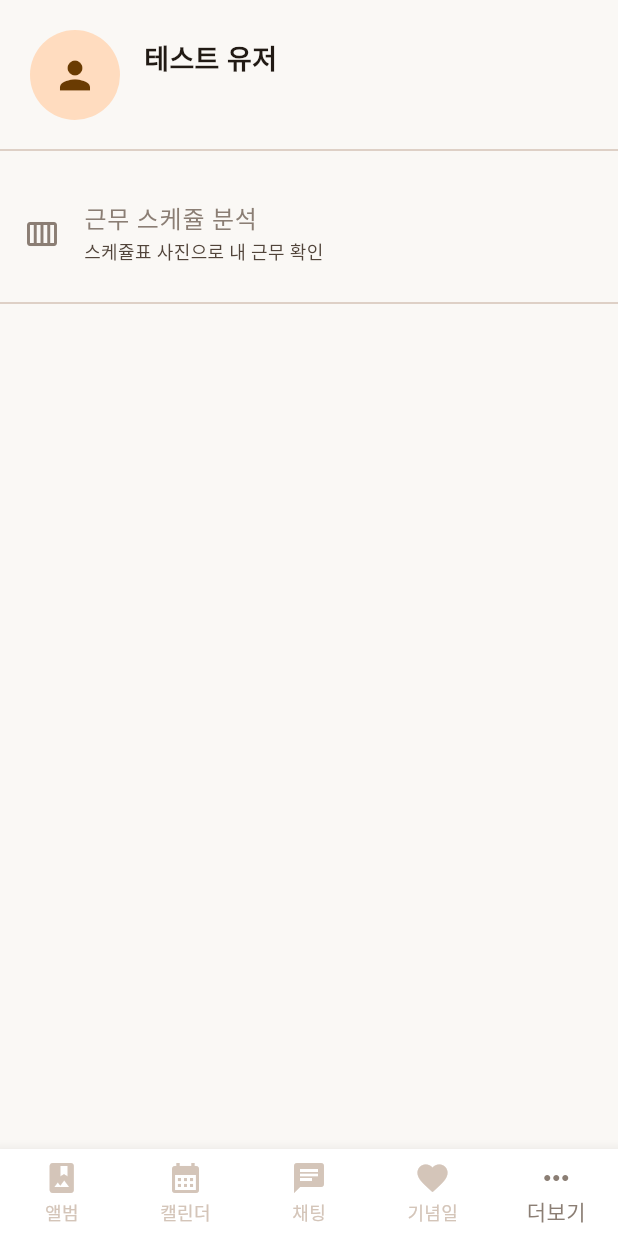
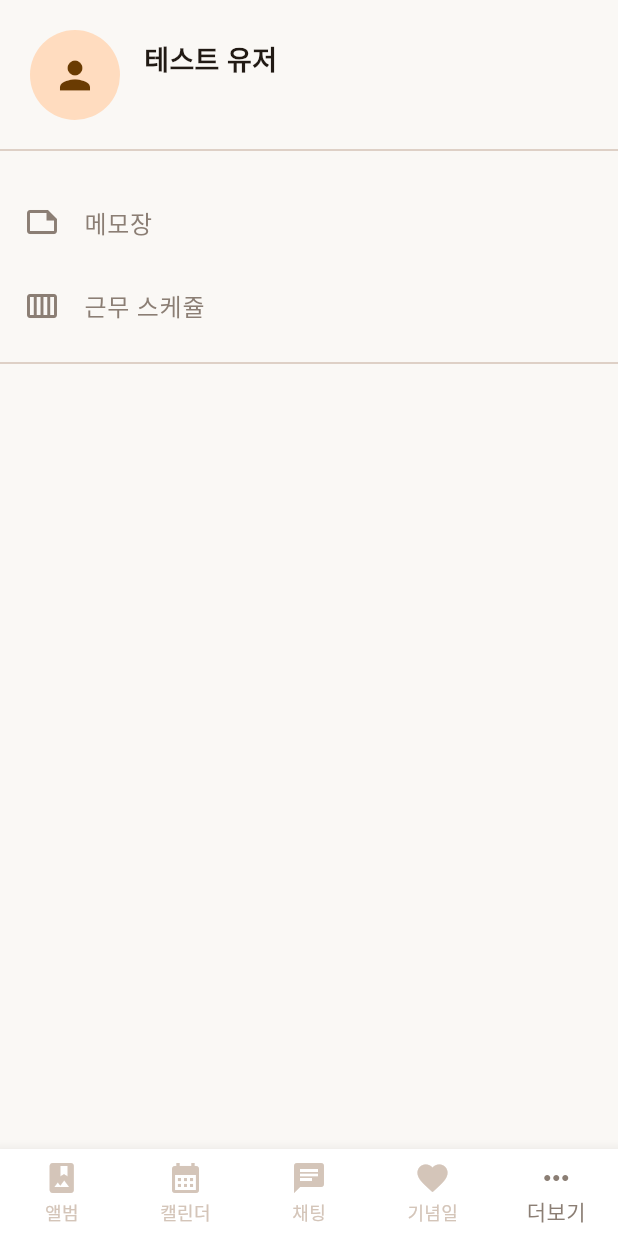
Before and after one commit to oink12268/usonly-client, a Flutter app: the HomeScreen screen opened directly with empty values, item 5 of the bottom bar chosen, on a phone screen of 412 x 824 dp. Run offline on Flutter 3.47's test engine with Material 3 defaults, Android fonts, the phone set to English and light mode, and no system bars; our stand-ins replace cached_network_image, firebase_auth, firebase_core, firebase_messaging, flutter_local_notifications, google_sign_in and 2 more; missing offline and left inert: stomp_dart_client; accounts and stored records are empty; generated files the repository leaves out were written again; network calls fail; Roboto replaces fonts that are missing (Pretendard).

Commit message:
ui 개선

```diff
--- a/lib/chat_page.dart
+++ b/lib/chat_page.dart
@@ -567,7 +567,7 @@ class _ChatPageState extends State<ChatPage> with WidgetsBindingObserver {
             onLongPress: _startSearch,
             child: ListView.builder(
             controller: _scrollController,
-            padding: const EdgeInsets.all(16),
+            padding: const EdgeInsets.symmetric(horizontal: 8, vertical: 16),
             itemCount: _chats.length,
             itemBuilder: (context, index) {
               final chat = _chats[index];
@@ -637,7 +637,7 @@ class _ChatPageState extends State<ChatPage> with WidgetsBindingObserver {
                     child: GestureDetector(
                       onLongPress: () => _showMessageOptions(chat),
                       child: Padding(
-                      padding: const EdgeInsets.symmetric(horizontal: 10, vertical: 5),
+                      padding: const EdgeInsets.symmetric(horizontal: 4, vertical: 5),
                       child: Row(
                         mainAxisAlignment: isMe ? MainAxisAlignment.end : MainAxisAlignment.start,
                         crossAxisAlignment: CrossAxisAlignment.end,
--- a/lib/home_screen.dart
+++ b/lib/home_screen.dart
@@ -5,14 +5,16 @@ import 'chat_page.dart'; // ★ ChatPage 파일이 있어야 에러가 안 납
 import 'album_page.dart';
 import 'anniversary_page.dart';
 import 'calendar_page.dart';
+import 'note_page.dart';
 import 'work_schedule_page.dart';
 
 class HomeScreen extends StatefulWidget {
   final User? user;
   final String? testUid;
   final int memberId;
+  final int? coupleId;
 
-  const HomeScreen({super.key, this.user, this.testUid, required this.memberId});
+  const HomeScreen({super.key, this.user, this.testUid, required this.memberId, this.coupleId});
 
   String get uid => user?.uid ?? testUid ?? '';
 
@@ -32,7 +34,7 @@ _pages = [
       CalendarPage(memberId: widget.memberId),
       ChatPage(uid: widget.uid),
       AnniversaryPage(memberId: widget.memberId),
-      _MorePage(user: widget.user),
+      _MorePage(user: widget.user, memberId: widget.memberId, coupleId: widget.coupleId),
     ];
   }
 
@@ -67,7 +69,9 @@ _pages = [
 
 class _MorePage extends StatelessWidget {
   final User? user;
-  const _MorePage({this.user});
+  final int memberId;
+  final int? coupleId;
+  const _MorePage({this.user, required this.memberId, this.coupleId});
 
   @override
   Widget build(BuildContext context) {
@@ -97,11 +101,25 @@ class _MorePage extends StatelessWidget {
             ),
           ),
           const Divider(height: 40),
-          // 근무 스케쥴 분석
+          // 메모장
+          ListTile(
+            leading: const Icon(Icons.note_outlined, color: Color(0xFF8B7E74)),
+            title: const Text('메모장', style: TextStyle(color: Color(0xFF8B7E74))),
+            // subtitle: const Text('커플 공유 마크다운 메모', style: TextStyle(fontSize: 12)),
+            onTap: () {
+              Navigator.push(
+                context,
+                MaterialPageRoute(
+                  builder: (_) => NotePage(memberId: memberId, coupleId: coupleId),
+                ),
+              );
+            },
+          ),
+          // 근무 스케쥴
           ListTile(
             leading: const Icon(Icons.calendar_view_week, color: Color(0xFF8B7E74)),
-            title: const Text('근무 스케쥴 분석', style: TextStyle(color: Color(0xFF8B7E74))),
-            subtitle: const Text('스케쥴표 사진으로 내 근무 확인', style: TextStyle(fontSize: 12)),
+            title: const Text('근무 스케쥴', style: TextStyle(color: Color(0xFF8B7E74))),
+            // subtitle: const Text('스케쥴표 사진으로 내 근무 확인', style: TextStyle(fontSize: 12)),
             onTap: () {
               Navigator.push(
                 context,
--- a/lib/main.dart
+++ b/lib/main.dart
@@ -38,6 +38,7 @@ class MyApp extends StatelessWidget {
       debugShowCheckedModeBanner: false,
       title: 'UsOnly',
       theme: ThemeData(
+        fontFamily: 'Pretendard',
         primaryColor: const Color(0xFF8B7E74),
         scaffoldBackgroundColor: const Color(0xFFFAF8F5),
         appBarTheme: const AppBarTheme(
@@ -88,6 +89,7 @@ class _AuthCheckWrapperState extends State<AuthCheckWrapper> {
   bool _isLoading = true;
   bool _isCouple = false;
   int _serverMemberId = -1;
+  int? _coupleId;
   String _myCode = "";
 
   @override
@@ -118,6 +120,7 @@ class _AuthCheckWrapperState extends State<AuthCheckWrapper> {
           _myCode = data['invitationCode'] ?? "CODE_ERR";
           _isCouple = data['coupleId'] != null; // 커플 ID가 있으면 커플임
           _serverMemberId = data['memberId'];
+          _coupleId = data['coupleId']?.toInt();
           _isLoading = false;
         });
 
@@ -151,7 +154,7 @@ class _AuthCheckWrapperState extends State<AuthCheckWrapper> {
 
     // 커플이면 홈으로, 아니면 매칭(초대코드) 화면으로
     if (_isCouple) {
-      return HomeScreen(user: widget.user, memberId: _serverMemberId);
+      return HomeScreen(user: widget.user, memberId: _serverMemberId, coupleId: _coupleId);
     } else {
       return MatchingScreen(user: widget.user, myCode: _myCode);
     }
```
Also changed, not shown: lib/api_config.dart (+6 -6 lines), pubspec.yaml (+23 -0 lines), assets/icon.png (added), pubspec.lock, 27 other files.
